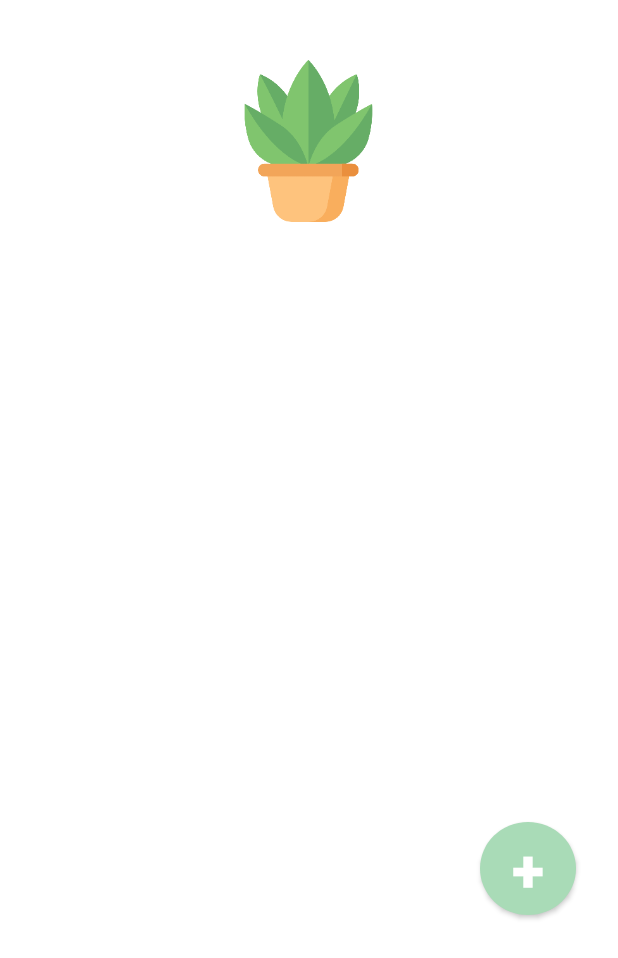
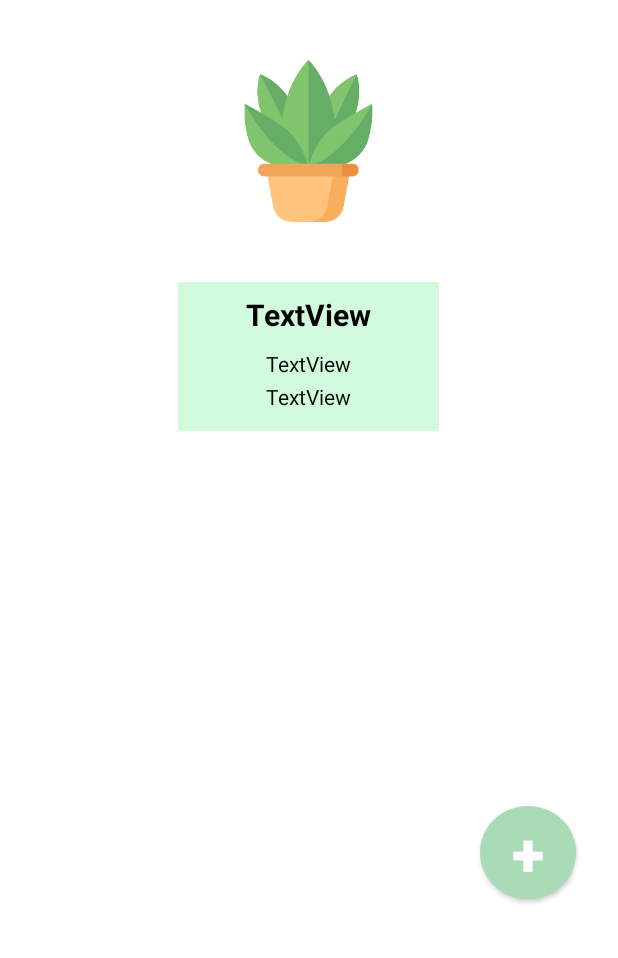
Before and after one commit to summer0573/Project_growDiary, an Android app: the screen it shows after launch once a user with an empty profile is signed in (MainActivity), on a phone screen of 412 x 824 dp. Shown: the top 958 px of the screen. Run offline under Robolectric (Android 15) with nearby library versions, the phone set to English and light mode, and no system bars; our stand-ins replace Firebase (no records; nobody signed in at launch, a user with empty details on screens opened directly).

```diff
--- a/app/src/main/java/com/example/growdiary/MainActivity.kt
+++ b/app/src/main/java/com/example/growdiary/MainActivity.kt
@@ -1,16 +1,21 @@
 package com.example.growdiary
 
 import android.content.Intent
-import androidx.appcompat.app.AppCompatActivity
 import android.os.Bundle
 import android.util.Log
 import android.widget.Button
-import androidx.core.content.ContextCompat.startActivity
+import androidx.appcompat.app.AppCompatActivity
+import com.google.firebase.firestore.FirebaseFirestore
 
 class MainActivity : AppCompatActivity() {
+    private val db = FirebaseFirestore.getInstance()
+
+
     override fun onCreate(savedInstanceState: Bundle?) {
         super.onCreate(savedInstanceState)
         setContentView(R.layout.activity_main)
+
+
 
         val plusButton = findViewById<Button>(R.id.plus_Btn)
         plusButton.setOnClickListener {
@@ -18,5 +23,8 @@ class MainActivity : AppCompatActivity() {
             val intent = Intent(this, plantAddActivity::class.java)
             startActivity(intent)
         }
+
+
+
     }
 }
--- a/app/src/main/res/layout/activity_main.xml
+++ b/app/src/main/res/layout/activity_main.xml
@@ -1,5 +1,6 @@
 <LinearLayout
     xmlns:android="http://schemas.android.com/apk/res/android"
+    xmlns:app="http://schemas.android.com/apk/res-auto"
     android:layout_width="match_parent"
     android:layout_height="match_parent">
 
@@ -16,12 +17,61 @@
             android:layout_marginTop="40dp"
             android:src="@drawable/logo" />
 
+        <androidx.constraintlayout.widget.ConstraintLayout
+            android:layout_width="174dp"
+            android:layout_height="99dp"
+            android:layout_gravity="center"
+            android:layout_marginTop="40dp"
+            android:background="#D2FADD">
+
+            <TextView
+                android:id="@+id/list_tv_name"
+                android:layout_width="wrap_content"
+                android:layout_height="wrap_content"
+                android:layout_marginTop="8dp"
+                android:text="TextView"
+                android:textColor="@color/black"
+                android:textSize="20dp"
+                android:textStyle="bold"
+                app:layout_constraintEnd_toEndOf="parent"
+                app:layout_constraintStart_toStartOf="parent"
+                app:layout_constraintTop_toTopOf="parent" />
+
+            <TextView
+                android:id="@+id/list_tv_spinner"
+                android:layout_width="wrap_content"
+                android:layout_height="wrap_content"
+                android:layout_marginTop="10dp"
+                android:layout_marginBottom="8dp"
+                android:text="TextView"
+                android:textColor="@color/black"
+                app:layout_constraintBottom_toBottomOf="parent"
+                app:layout_constraintEnd_toEndOf="parent"
+                app:layout_constraintStart_toStartOf="parent"
+                app:layout_constraintTop_toBottomOf="@+id/list_tv_name"
+                app:layout_constraintVertical_bias="0.794" />
+
+            <TextView
+                android:id="@+id/list_tv_date"
+                android:layout_width="wrap_content"
+                android:layout_height="wrap_content"
+                android:layout_marginTop="4dp"
+                android:layout_marginBottom="8dp"
+                android:text="TextView"
+                android:textColor="@color/black"
+                app:layout_constraintBottom_toBottomOf="parent"
+                app:layout_constraintEnd_toEndOf="parent"
+                app:layout_constraintStart_toStartOf="parent"
+                app:layout_constraintTop_toBottomOf="@+id/list_tv_name"
+                app:layout_constraintVertical_bias="0.155" />
+        </androidx.constraintlayout.widget.ConstraintLayout>
+
         <Button
             android:id="@+id/plus_Btn"
             android:layout_width="64dp"
             android:layout_height="62dp"
             android:layout_marginLeft="320dp"
-            android:layout_marginTop="400dp"
+            android:layout_marginTop="250dp"
             android:background="@drawable/shape_for_circle_green_button"
             android:text="+"
             android:textSize="40sp"
```
Also changed, not shown: app/src/main/java/com/example/growdiary/plantAddActivity.kt (+3 -21 lines), app/src/main/java/com/example/growdiary/plantAddFirebase.kt (deleted, +0 -51 lines).
